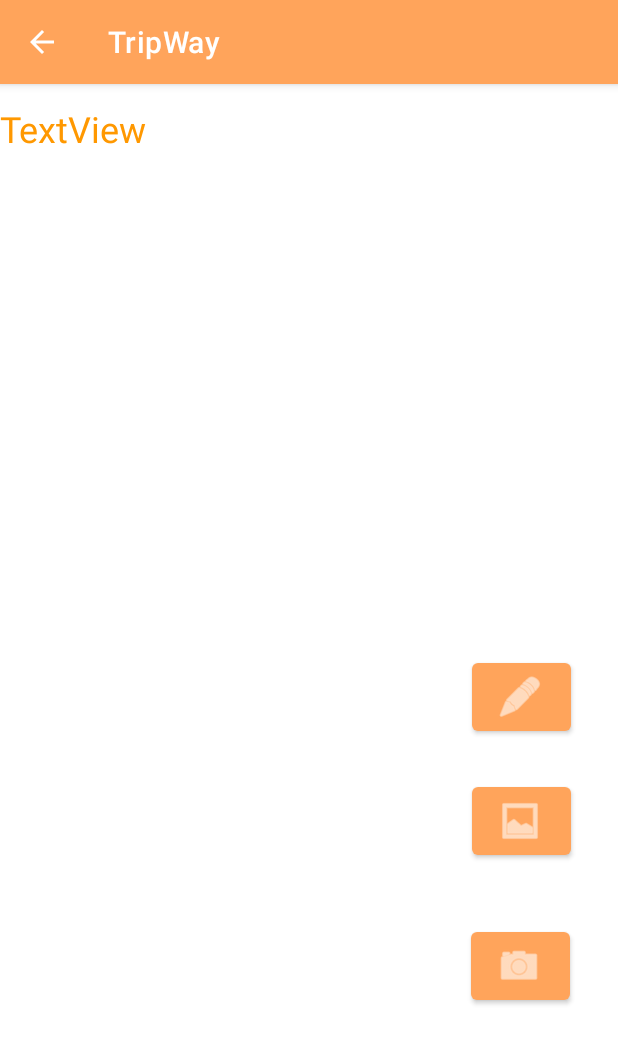
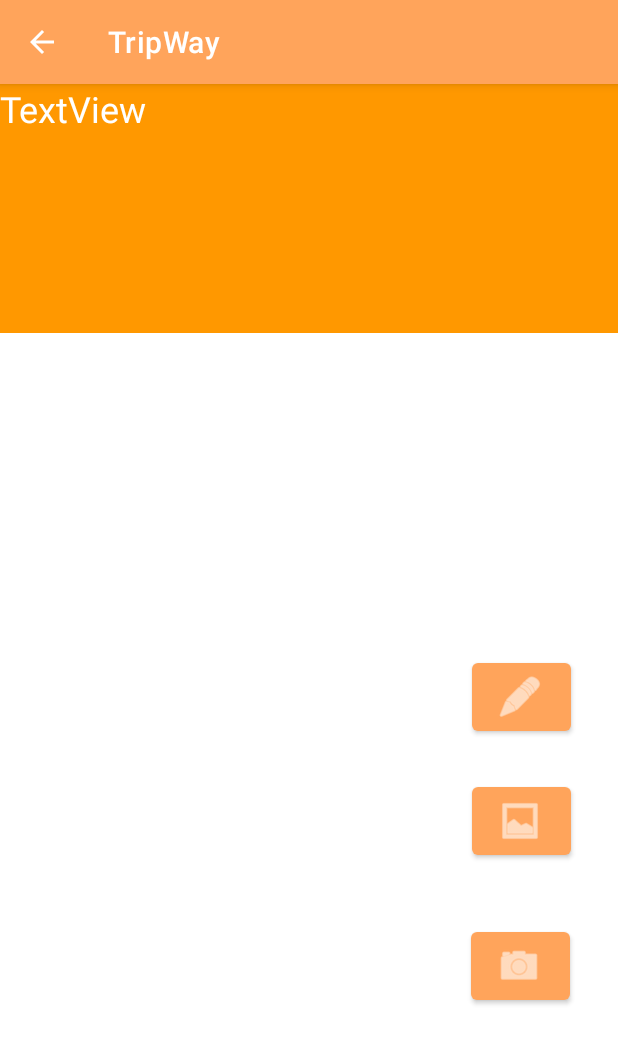
Before and after one commit to louprusak/TripWay, an Android app: the CarnetActivity screen opened directly, with no data from a screen before it, on a phone screen of 412 x 824 dp. Shown: the top 1044 px of the screen. Run offline under Robolectric (Android 15) with nearby library versions, the phone set to English and light mode, and no system bars.

Commit message:
Modifs activité carnet

```diff
--- a/carnetVoyage/app/src/main/java/fr/iut/projet/view/activities/CarnetActivity.java
+++ b/carnetVoyage/app/src/main/java/fr/iut/projet/view/activities/CarnetActivity.java
@@ -194,13 +194,14 @@ public class CarnetActivity extends AppCompatActivity {
             //ajout du texte dans le carnet
             carnet.addTexte(texte);
             //création et positionnement de la textView associée à ce texte
-            positionTextView-=100;
+            positionTextView-=200;
             TextView textView = new TextView(getApplicationContext());
             textView.setText(texte);
             textView.setTranslationY(positionTextView);
             textView.setTranslationX(50);
             textView.setTextSize(TypedValue.COMPLEX_UNIT_SP,18);
-            //textView.setBackgroundResource(R.drawable.bordure_textview); //pour faire une jolie bordure mais ça rend moche
+            textView.setBackgroundResource(R.drawable.bordure_textview); //pour faire une jolie bordure mais ça rend moche
+            //textView.setBackgroundResource(R.drawable.bulle);
             monLayout.addView(textView);
 
         }
--- a/carnetVoyage/app/src/main/res/drawable/bordure_textview.xml
+++ b/carnetVoyage/app/src/main/res/drawable/bordure_textview.xml
@@ -1,16 +1,13 @@
 <?xml version="1.0" encoding="utf-8"?>
-<shape xmlns:android="http://schemas.android.com/apk/res/android" android:shape="rectangle">
+<shape xmlns:android="http://schemas.android.com/apk/res/android">
+
     <solid
-        android:color="@color/white">
+        android:color="@color/bleu_pastel">
 
     </solid>
 
-    <stroke
-        android:width="1dp"
-        android:color="@color/black" >
-    </stroke>
+    <corners android:radius="5px"/>
 
-    <corners
-        android:radius="2dp" >
-    </corners>
+    <padding android:left="20dp" android:top="4dp" android:right="10dp" android:bottom="10dp"/>
+
 </shape>
--- a/carnetVoyage/app/src/main/res/layout/carnet_activity.xml
+++ b/carnetVoyage/app/src/main/res/layout/carnet_activity.xml
@@ -72,13 +72,14 @@
         android:id="@+id/titre_view"
         android:layout_width="412dp"
         android:layout_height="166dp"
+        android:background="#FF9800"
         android:text="TextView"
-        android:textColor="#FF9800"
+        android:textColor="#FFFFFF"
         android:textSize="24sp"
         app:layout_constraintBottom_toTopOf="@+id/imgPhoto"
         app:layout_constraintEnd_toEndOf="parent"
         app:layout_constraintHorizontal_bias="1.0"
         app:layout_constraintStart_toStartOf="parent"
         app:layout_constraintTop_toTopOf="parent"
-        app:layout_constraintVertical_bias="0.036" />
+        app:layout_constraintVertical_bias="0.0" />
 </androidx.constraintlayout.widget.ConstraintLayout>
```
Also changed, not shown: carnetVoyage/app/src/main/res/drawable/bulle.png (added).
